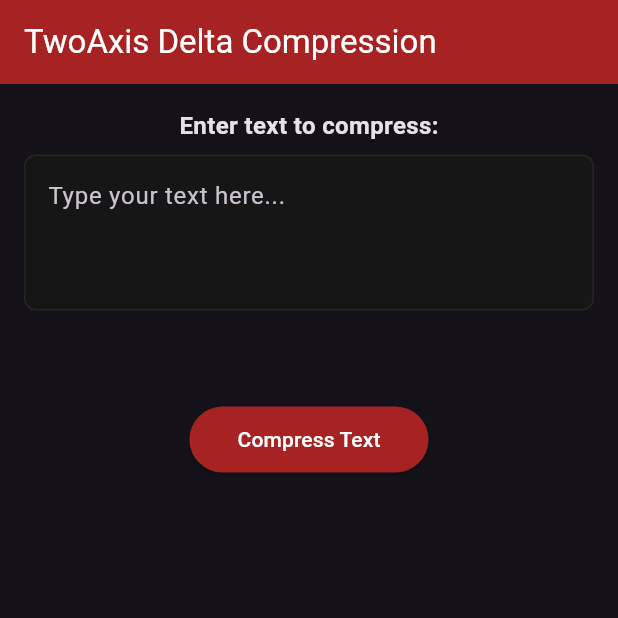
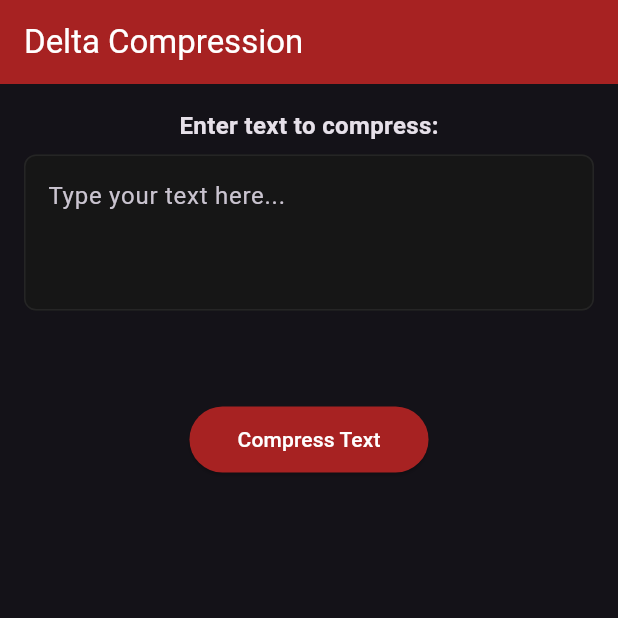
Before and after one commit to twoaxis/Data-Compression, a Flutter app: the screen it shows after launch, after a tap on "Compress Text", on a phone screen of 412 x 824 dp, the top half of it. Run offline on Flutter 3.47's test engine with Material 3 defaults, Android fonts, the phone set to English and light mode, and no system bars.

Commit message:
update the ui of compression.

```diff
--- a/lib/delta_compression.dart
+++ b/lib/delta_compression.dart
@@ -1,29 +1,30 @@
-String compress_delta(String input) {
+String compressDelta(String input) {
+  if (input.isEmpty) return '';
 
   List<String> outputList = [];
 
   outputList.add(letterToAsciiBinary(input[0]));
 
-    for(int i = 1; i < input.length; i++) {
-      var diff = input[i].codeUnitAt(0) - input[i-1].codeUnitAt(0);
-      print(input[i].codeUnitAt(0).toString() + "-" + input[i-1].codeUnitAt(0).toString() + " = " + diff.toString());
-      var binary = diff.toRadixString(2);
-      if(diff < 0) {
+  for (int i = 1; i < input.length; i++) {
+    var diff = input[i].codeUnitAt(0) - input[i - 1].codeUnitAt(0);
+    var binary = diff.abs().toRadixString(2);
+    if (diff < 0) {
       outputList.add("1${twosComplement(binary)}");
-      }
-      else {
+    } else {
       outputList.add("0$binary");
     }
   }
 
-    int maxLength = outputList.sublist(1).map((s) => s.length).reduce((a, b) => a > b ? a : b);
+  int maxLength = outputList
+      .sublist(1)
+      .map((s) => s.length)
+      .reduce((a, b) => a > b ? a : b);
 
-    for(int i = 1; i < input.length; i++) {
-      if(outputList[i][0] == '1') {
-        var fuckingNumber = outputList[i].substring(1).padLeft(maxLength - 1, '0');
-        outputList[i] = "1$fuckingNumber";
-      }
-      else {
+  for (int i = 1; i < outputList.length; i++) {
+    if (outputList[i][0] == '1') {
+      outputList[i] =
+          "1${outputList[i].substring(1).padLeft(maxLength - 1, '0')}";
+    } else {
       outputList[i] = outputList[i].padLeft(maxLength, '0');
     }
   }
@@ -36,19 +37,13 @@ String letterToAsciiBinary(String letter) {
     throw ArgumentError('Input must be a single character');
   }
 
-  int asciiValue = letter.codeUnitAt(0); // Get ASCII value
-  String binary = asciiValue.toRadixString(2).padLeft(8, '0'); // Convert to 8-bit binary
-  return binary;
+  int asciiValue = letter.codeUnitAt(0);
+  return asciiValue.toRadixString(2).padLeft(8, '0');
 }
+
 String twosComplement(String binary) {
-  // Step 1: Invert the bits
-  String inverted = binary.split('').map((bit) => bit == '0' ? '1' : '0').join();
-
-  // Step 2: Convert to int, add 1
+  String inverted =
+      binary.split('').map((bit) => bit == '0' ? '1' : '0').join();
   int twosCompInt = int.parse(inverted, radix: 2) + 1;
-
-  // Step 3: Convert back to binary (preserve length of original input)
-  String result = twosCompInt.toRadixString(2);
-
-  return result;
+  return twosCompInt.toRadixString(2);
 }
--- a/lib/home.dart
+++ b/lib/home.dart
@@ -1,5 +1,5 @@
+import 'package:flutter/material.dart';
 import 'package:data_compression/delta_compression.dart';
-import 'package:flutter/material.dart';
 
 class Home extends StatefulWidget {
   const Home({super.key});
@@ -11,17 +11,31 @@ class Home extends StatefulWidget {
 class _HomeState extends State<Home> {
   final TextEditingController _inputController = TextEditingController();
 
-  final Map<String, String> _codes = {};
-  final bool _isProcessed = false;
-  final int _originalSize = 0;
-  final int _compressedSize = 0;
+  bool _isProcessed = false;
+  int _originalSize = 0;
+  int _compressedSize = 0;
+  String _compressedData = '';
+
+  void _compressText() {
+    String input = _inputController.text;
+    if (input.isEmpty) return;
+
+    String compressed = compressDelta(input);
+
+    setState(() {
+      _isProcessed = true;
+      _compressedData = compressed;
+      _originalSize = input.length * 8; // 8 bits per ASCII character
+      _compressedSize = compressed.length;
+    });
+  }
 
   @override
   Widget build(BuildContext context) {
     return Scaffold(
       appBar: AppBar(
-        title: const Text('TwoAxis Delta Compression'),
-        backgroundColor: Color(0xffA72222),
+        title: const Text('Delta Compression'),
+        backgroundColor: const Color(0xffA72222),
         foregroundColor: Colors.white,
       ),
       body: Padding(
@@ -43,25 +57,23 @@ class _HomeState extends State<Home> {
                   decoration: InputDecoration(
                     hintText: 'Type your text here...',
                     enabledBorder: OutlineInputBorder(
-                      borderSide: BorderSide(color: Color(0xff252525)),
+                      borderSide: const BorderSide(color: Color(0xff252525)),
                       borderRadius: BorderRadius.circular(8),
                     ),
                     filled: true,
-                    fillColor: Color(0xff161616),
+                    fillColor: const Color(0xff161616),
                   ),
                   minLines: 3,
                   maxLines: 5,
+                  style: const TextStyle(color: Colors.white),
                 ),
               ),
               const SizedBox(height: 16),
               Center(
                 child: ElevatedButton(
-                  onPressed: () {
-                    print(compress_delta(_inputController.text));
-
-                  },
+                  onPressed: _compressText,
                   style: ElevatedButton.styleFrom(
-                    backgroundColor: Color(0xffA72222),
+                    backgroundColor: const Color(0xffA72222),
                     foregroundColor: Colors.white,
                     padding: const EdgeInsets.symmetric(
                       horizontal: 32,
@@ -82,13 +94,15 @@ class _HomeState extends State<Home> {
                 ),
                 const SizedBox(height: 16),
 
-                Row(
+                Padding(
+                  padding: const EdgeInsets.symmetric(horizontal: 16),
+                  child: Row(
                     children: [
                       Expanded(
                         flex: _originalSize,
                         child: Container(
                           height: 30,
-                        color: Colors.red,
+                          color: Color(0xffA72222),
                           alignment: Alignment.center,
                           child: Text(
                             'Original: $_originalSize bits',
@@ -97,7 +111,7 @@ class _HomeState extends State<Home> {
                           ),
                         ),
                       ),
-                    const SizedBox(width: 4),
+                      const SizedBox(width: 8),
                       Expanded(
                         flex: _compressedSize,
                         child: Container(
@@ -113,17 +127,10 @@ class _HomeState extends State<Home> {
                       ),
                     ],
                   ),
+                ),
                 const SizedBox(height: 16),
-
                 Text(
-                  'data compression',
-                  style: const TextStyle(
-                    fontSize: 16,
-                    fontWeight: FontWeight.bold,
-                  ),
-                ),
-                Text(
-                  'Space Saved: ',
+                  'Space Saved: ${_originalSize - _compressedSize} bits',
                   style: const TextStyle(
                     fontSize: 16,
                     fontWeight: FontWeight.bold,
@@ -131,54 +138,21 @@ class _HomeState extends State<Home> {
                 ),
 
                 const SizedBox(height: 24),
-
                 const Text(
-                  'Encoded Binary:',
+                  'Compressed Binary Output:',
                   style: TextStyle(fontSize: 16, fontWeight: FontWeight.bold),
                 ),
                 const SizedBox(height: 8),
                 Container(
+                  width: 500,
                   padding: const EdgeInsets.all(12),
                   decoration: BoxDecoration(
                     color: Colors.grey[200],
                     borderRadius: BorderRadius.circular(8),
                   ),
-                  child: Text('data'),
-                ),
-
-                const SizedBox(height: 24),
-
-                const Text(
-                  'Huffman Codes:',
-                  style: TextStyle(fontSize: 16, fontWeight: FontWeight.bold),
-                ),
-                const SizedBox(height: 8),
-                Container(
-                  padding: const EdgeInsets.all(12),
-                  decoration: BoxDecoration(
-                    color: Colors.grey[200],
-                    borderRadius: BorderRadius.circular(8),
-                  ),
-                  child: Wrap(
-                    spacing: 8,
-                    runSpacing: 8,
-                    children:
-                        _codes.entries.map((entry) {
-                          return Container(
-                            padding: const EdgeInsets.symmetric(
-                              horizontal: 8,
-                              vertical: 4,
-                            ),
-                            decoration: BoxDecoration(
-                              color: Colors.blue[100],
-                              borderRadius: BorderRadius.circular(4),
-                            ),
                   child: Text(
-                              "'${entry.key == ' ' ? 'space' : entry.key}': ${entry.value}",
-                              style: const TextStyle(fontFamily: 'monospace'),
-                            ),
-                          );
-                        }).toList(),
+                    _compressedData,
+                    style: const TextStyle(color: Color(0xff161616)),
                   ),
                 ),
               ],
```
Also changed, not shown: 4 other files. Lines whose indentation alone changed are shown as unchanged.
